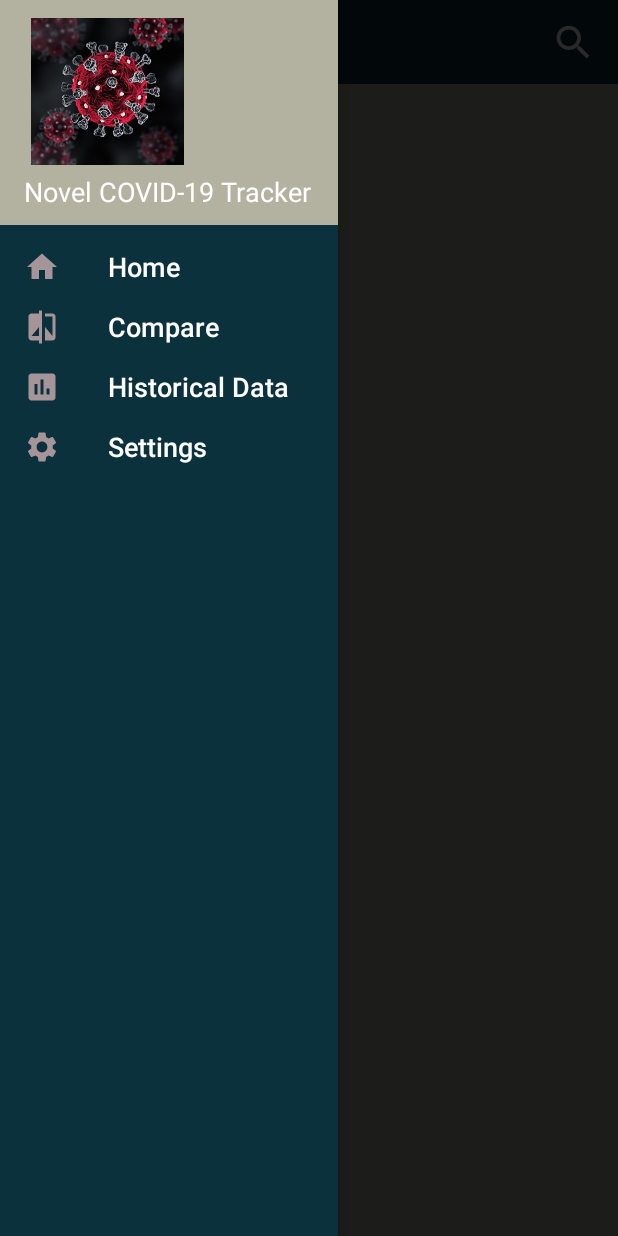
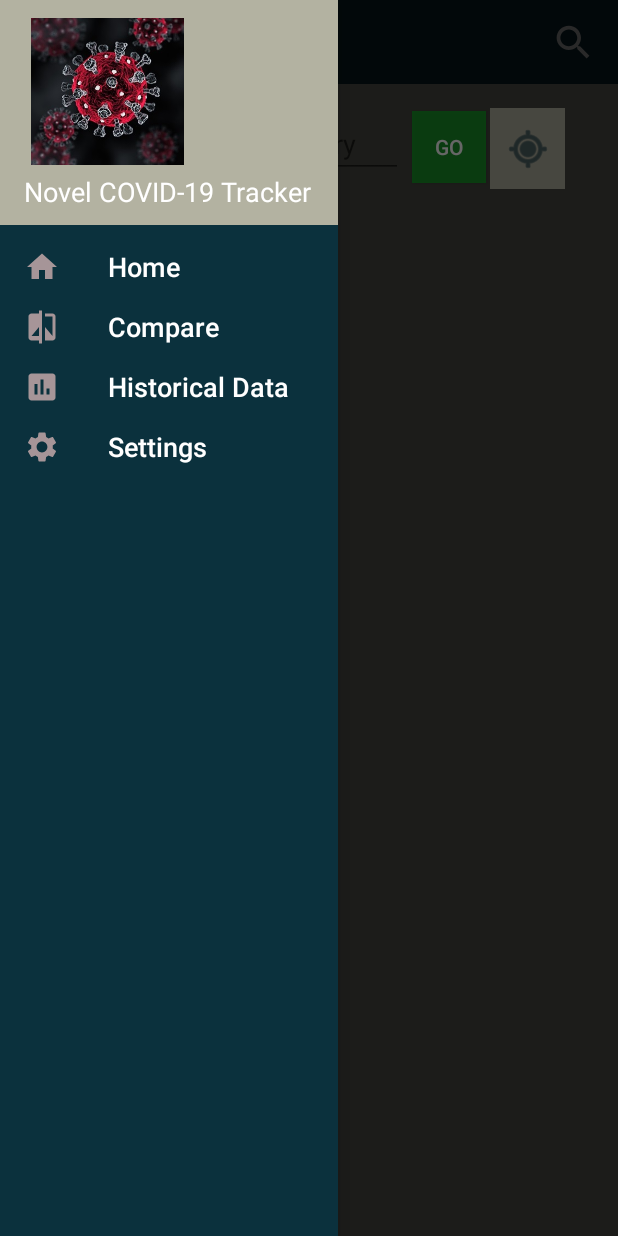
Before and after one commit to jerome1232/C19, an Android app: the fragment SearchFragment placed in its activity, with the side drawer open, on a phone screen of 412 x 824 dp. Run offline under Robolectric (Android 15) with nearby library versions, the phone set to English and light mode, and no system bars; 1 statement that could not run was skipped.

Commit message:
Added input bar and button to initiate getting info from Presenter. It returns the input via log.i

```diff
--- a/app/src/main/AndroidManifest.xml
+++ b/app/src/main/AndroidManifest.xml
@@ -7,6 +7,11 @@
     <!-- Request ACCESS_COARSE_LOCATION permission to get a coarse lat/long to determine
          what state/country a user is in -->
     <uses-permission android:name="android.permission.ACCESS_COARSE_LOCATION" />
+
+    <supports-screens
+        android:normalScreens="true"
+        android:largeScreens="true"
+        android:anyDensity="true"/>
 
     <application
         android:allowBackup="true"
--- a/app/src/main/java/com/example/c19/SearchFragment.kt
+++ b/app/src/main/java/com/example/c19/SearchFragment.kt
@@ -1,14 +1,29 @@
 package com.example.c19
 
+import UICard.CardPageAdapter
 import android.os.Bundle
+import android.util.Log
 import android.view.LayoutInflater
 import android.view.View
 import android.view.ViewGroup
+import android.widget.Button
+import android.widget.EditText
+import android.widget.TextView
+import android.widget.Toast
 import androidx.fragment.app.Fragment
+import androidx.viewpager.widget.ViewPager
+import com.example.c19.model.CovidManager
+import com.example.c19.presenter.HomePresenterImpl
+import com.example.c19.view.HomeView
 import com.google.android.gms.location.LocationServices
+import org.jetbrains.anko.doAsync
 
 
-class SearchFragment : Fragment() {
+class SearchFragment : Fragment(), HomeView, View.OnClickListener {
+
+    private val _homePresenter = HomePresenterImpl(CovidManager(), this)
+    private var _viewPager: ViewPager? = null
+    private var _cardAdapter: CardPageAdapter? = null
 
     override fun onCreateView(
         inflater: LayoutInflater,
@@ -17,6 +32,13 @@ class SearchFragment : Fragment() {
     ): View? {
         val view : View = inflater.inflate(R.layout.fragment_search, container, false)
 
+        _viewPager = view.findViewById(R.id.cardSearchViewPager)
+        _cardAdapter = CardPageAdapter()
+        val btnGo = view.findViewById<Button>(R.id.btn_go)
+        btnGo.setOnClickListener(this)
+
+
+//
 
 
 
@@ -26,4 +48,24 @@ class SearchFragment : Fragment() {
     }
 
 
+    override fun drawFavorites(favorites: List<Map<String, Any?>>) {
+        TODO("Not yet implemented")
+    }
+
+    override fun onClick(v: View?) {
+
+        val inputResult = view?.findViewById<EditText>(R.id.searchInput)
+
+        val result = inputResult?.text.toString()
+
+        Log.i("Input Test", result)
+
+//        val entity = _homePresenter.getEntity(result)
+//
+//        doAsync {
+//
+
+
+        //}
+    }
 }
--- a/app/src/main/java/com/example/c19/presenter/HomePresenterImpl.kt
+++ b/app/src/main/java/com/example/c19/presenter/HomePresenterImpl.kt
@@ -1,9 +1,6 @@
 package com.example.c19.presenter
 
-import com.example.c19.model.CountryCovid
-import com.example.c19.model.CovidManager
-import com.example.c19.model.GlobalCovid
-import com.example.c19.model.StateUsCovid
+import com.example.c19.model.*
 import com.example.c19.view.HomeView
 import org.jetbrains.anko.doAsync
 import org.jetbrains.anko.uiThread
@@ -72,6 +69,13 @@ class HomePresenterImpl(covidManager: CovidManager, homeView: HomeView) : HomePr
         }
     }
 
+    fun getEntity(entityName : String) : CovidEntity? {
+
+        val entity : CovidEntity? = _covidStateManager.getEntity(entityName)
+
+        return entity
+    }
+
     private fun unixTimeStampToString(unixTimeStamp: Long): String {
         val df = Date(unixTimeStamp)
         return SimpleDateFormat("yyyy-dd-MM").format(df)
--- a/app/src/main/res/layout/card.xml
+++ b/app/src/main/res/layout/card.xml
@@ -17,7 +17,7 @@
         <androidx.constraintlayout.widget.ConstraintLayout
             android:id="@+id/CardLayout"
             android:layout_width="match_parent"
-            android:layout_height="396dp"
+            android:layout_height="match_parent"
             android:background="@color/colorCard">
 
             <TextView
--- a/app/src/main/res/layout/fragment_search.xml
+++ b/app/src/main/res/layout/fragment_search.xml
@@ -2,31 +2,68 @@
 <RelativeLayout
     xmlns:android="http://schemas.android.com/apk/res/android"
     xmlns:app="http://schemas.android.com/apk/res-auto"
+    xmlns:tools="http://schemas.android.com/tools"
     android:layout_width="match_parent"
     android:layout_height="match_parent">
 
-    <androidx.cardview.widget.CardView
-        android:layout_width="match_parent"
-        android:layout_height="wrap_content"
-        android:layout_alignParentStart="true"
-        android:layout_alignParentTop="true"
-        android:layout_centerInParent="true"
-        android:textAlignment="center"
-        android:text="Search Fragment"
-        android:textSize="40sp"/>
 
     <ImageButton
         android:id="@+id/imageButton"
-        android:layout_width="wrap_content"
-        android:layout_height="wrap_content"
+        android:layout_width="50dp"
+        android:layout_height="54dp"
         android:layout_alignParentTop="true"
-        android:layout_centerHorizontal="true"
-        android:layout_marginTop="110dp"
+        android:layout_alignParentEnd="true"
+        android:layout_marginTop="72dp"
+        android:layout_marginEnd="35dp"
         android:background="@color/colorSecondary"
         android:onClick="gpsRequest"
         android:tint="@color/colorPrimaryDark"
         app:srcCompat="@android:drawable/ic_menu_mylocation" />
 
-        android:layout_marginStart="104dp"
-        android:layout_marginTop="302dp" />
+    <EditText
+        android:id="@+id/searchInput"
+        android:layout_width="247dp"
+        android:layout_height="wrap_content"
+        android:layout_alignParentStart="true"
+        android:layout_alignParentTop="true"
+        android:layout_marginStart="21dp"
+        android:layout_marginTop="73dp"
+        android:ems="10"
+        android:hint="Enter global, state, country"
+        android:inputType="textPersonName"
+        android:visibility="visible"
+        tools:visibility="visible" />
+
+    <androidx.viewpager.widget.ViewPager
+        android:id="@+id/cardSearchViewPager"
+        android:layout_width="match_parent"
+        android:layout_height="460dp"
+        android:layout_alignParentStart="true"
+        android:layout_alignParentBottom="true"
+        android:layout_marginBottom="19dp"
+        android:clipToPadding="false"
+        android:foregroundGravity="center"
+        android:overScrollMode="never"
+        android:paddingStart="30dp"
+        android:paddingLeft="30dp"
+        android:paddingEnd="30dp"
+        android:paddingRight="30dp"
+        android:paddingBottom="30dp"/>
+
+    <Button
+        android:id="@+id/btn_go"
+        android:layout_width="49dp"
+        android:layout_height="wrap_content"
+        android:layout_alignParentTop="true"
+        android:layout_alignParentEnd="true"
+        android:layout_marginTop="74dp"
+        android:layout_marginEnd="88dp"
+        android:background="#B70BB823"
+        android:bottomLeftRadius="10dp"
+        android:bottomRightRadius="10dp"
+        android:onClick="btnGetCard"
+        android:text="GO"
+        android:textColor="#FFFFFF"
+        android:topLeftRadius="10dp"
+        android:topRightRadius="10dp" />
 </RelativeLayout>
```
Also changed, not shown: app/src/main/java/com/example/c19/MainActivity.kt (+18 -0 lines).
